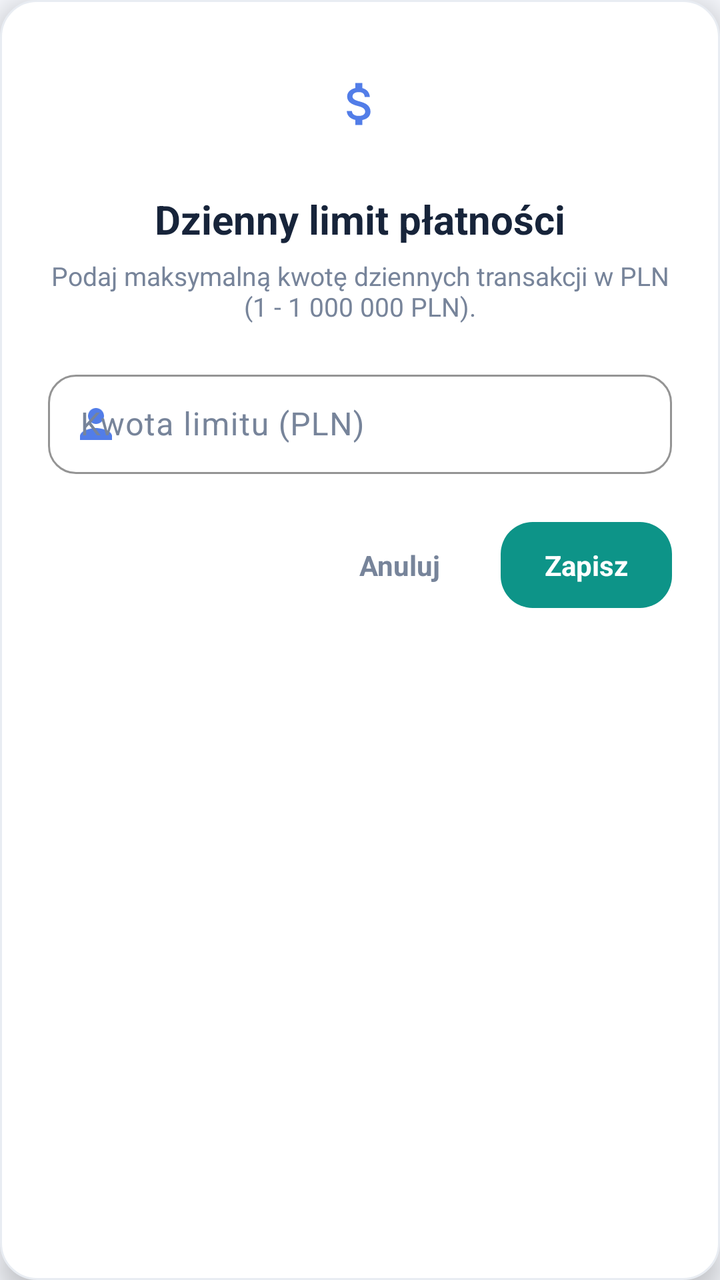
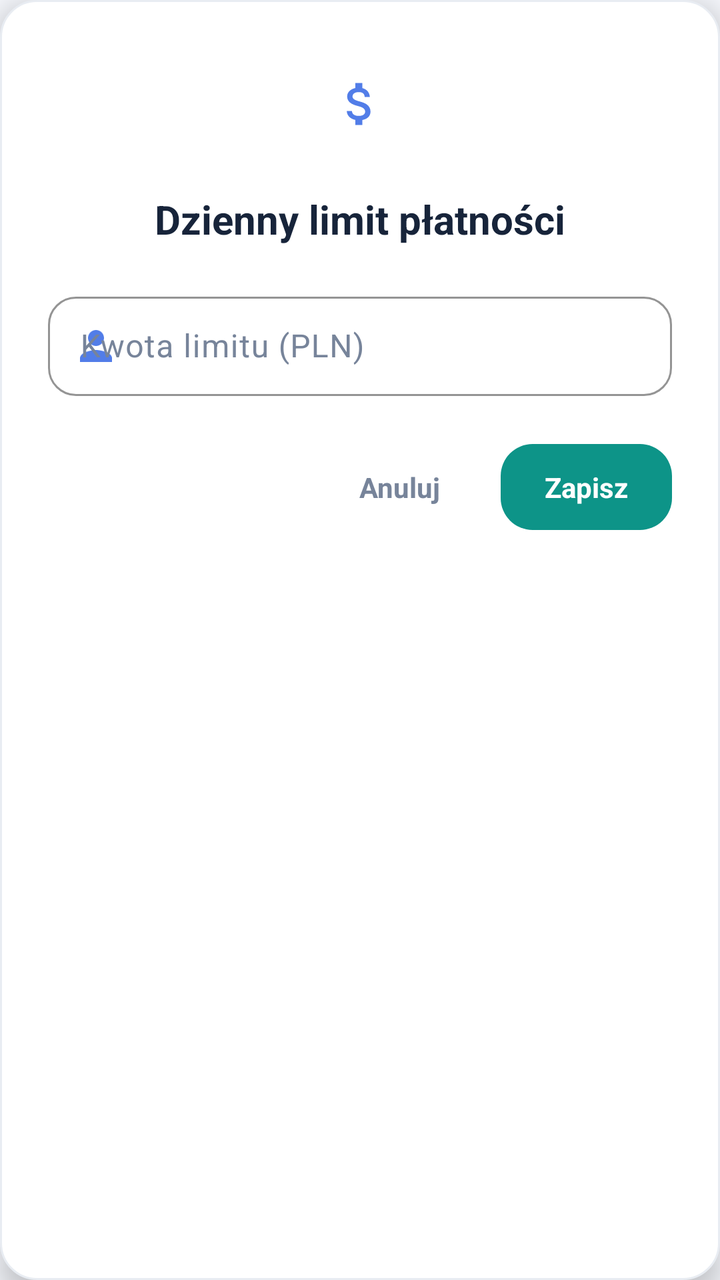

An Android layout rendered at two revisions. The XML below is the earlier revision; the diff shows what the commit changed to produce the second picture.
<!-- AndroidManifest.xml: application theme Theme.Bank3 -->
<!-- res/layout/dialog_change_limit.xml -->
<?xml version="1.0" encoding="utf-8"?>
<LinearLayout xmlns:android="http://schemas.android.com/apk/res/android"
    xmlns:app="http://schemas.android.com/apk/res-auto"
    android:id="@+id/dialogLimitRoot"
    android:layout_width="match_parent"
    android:layout_height="wrap_content"
    android:background="@drawable/bg_quick_action"
    android:elevation="8dp"
    android:orientation="vertical"
    android:padding="24dp">

    
    <ImageView
        android:id="@+id/dialogLimitIcon"
        android:layout_width="56dp"
        android:layout_height="56dp"
        android:layout_gravity="center_horizontal"
        android:background="@drawable/bg_nav_inactive"
        android:contentDescription="Ikona limit płatności"
        android:padding="14dp"
        android:src="@drawable/ic_kwota"
        app:tint="@color/theme_accent" />

    
    <TextView
        android:id="@+id/dialogLimitTitle"
        android:layout_width="match_parent"
        android:layout_height="wrap_content"
        android:layout_marginTop="16dp"
        android:gravity="center"
        android:text="Dzienny limit płatności"
        android:textColor="@color/theme_text"
        android:textSize="20sp"
        android:textStyle="bold" />

    
    <TextView
        android:id="@+id/dialogLimitSubtitle"
        android:layout_width="match_parent"
        android:layout_height="wrap_content"
        android:layout_marginTop="6dp"
        android:gravity="center"
        android:text="Podaj maksymalną kwotę dziennych transakcji w PLN (1 - 1 000 000 PLN)."
        android:textColor="@color/theme_text_secondary"
        android:textSize="13sp" />

    
    <com.google.android.material.textfield.TextInputLayout
        android:id="@+id/layoutLimitInput"
        android:layout_width="match_parent"
        android:layout_height="wrap_content"
        android:layout_marginTop="20dp"
        android:hint="Kwota limitu (PLN)"
        android:textColorHint="@color/theme_text_secondary"
        app:boxBackgroundMode="outline"
        app:boxCornerRadiusBottomEnd="14dp"
        app:boxCornerRadiusBottomStart="14dp"
        app:boxCornerRadiusTopEnd="14dp"
        app:boxCornerRadiusTopStart="14dp"
        app:boxStrokeColor="@color/theme_primary"
        app:boxStrokeErrorColor="@color/theme_transaction_negative"
        app:errorIconTint="@color/theme_transaction_negative"
        app:errorTextColor="@color/theme_transaction_negative"
        app:hintTextColor="@color/theme_primary"
        app:startIconDrawable="@drawable/ic_person"
        app:startIconTint="@color/theme_accent">

        <com.google.android.material.textfield.TextInputEditText
            android:id="@+id/editLimitValue"
            android:layout_width="match_parent"
            android:layout_height="wrap_content"
            android:imeOptions="actionDone"
            android:inputType="numberDecimal"
            android:paddingTop="14dp"
            android:paddingBottom="14dp"
            android:singleLine="true"
            android:textColor="@color/theme_text"
            android:textColorHint="@color/theme_text_secondary"
            android:textSize="16sp" />

    </com.google.android.material.textfield.TextInputLayout>

    
    <TextView
        android:id="@+id/txtDialogLimitError"
        android:layout_width="match_parent"
        android:layout_height="wrap_content"
        android:layout_marginTop="8dp"
        android:gravity="center"
        android:textColor="@color/theme_transaction_negative"
        android:textSize="12sp"
        android:visibility="gone" />

    
    <LinearLayout
        android:layout_width="match_parent"
        android:layout_height="wrap_content"
        android:layout_marginTop="24dp"
        android:gravity="end"
        android:orientation="horizontal">

        <TextView
            android:id="@+id/btnDialogLimitCancel"
            android:layout_width="wrap_content"
            android:layout_height="wrap_content"
            android:background="@drawable/bg_nav_inactive"
            android:clickable="true"
            android:focusable="true"
            android:paddingHorizontal="18dp"
            android:paddingVertical="12dp"
            android:text="Anuluj"
            android:textColor="@color/theme_text_secondary"
            android:textSize="14sp"
            android:textStyle="bold" />

        <TextView
            android:id="@+id/btnDialogLimitConfirm"
            android:layout_width="wrap_content"
            android:layout_height="wrap_content"
            android:layout_marginStart="12dp"
            android:background="@drawable/bg_register_button"
            android:clickable="true"
            android:focusable="true"
            android:paddingHorizontal="22dp"
            android:paddingVertical="12dp"
            android:text="Zapisz"
            android:textColor="#FFFFFF"
            android:textSize="14sp"
            android:textStyle="bold" />

    </LinearLayout>

</LinearLayout>
<!-- resources referenced by this layout -->
<resources>
  <color name="theme_accent">#527DE8</color>
  <color name="theme_primary">#2457C5</color>
  <color name="theme_text">#17243A</color>
  <color name="theme_text_secondary">#77849A</color>
  <color name="theme_transaction_negative">#C23A48</color>
  <!-- drawable bg_nav_inactive (drawable) -->
  <?xml version="1.0" encoding="utf-8"?>
  <shape xmlns:android="http://schemas.android.com/apk/res/android">
  
      <corners android:radius="18dp" />
  
      <solid android:color="@color/theme_surface" />
  
  </shape>
  <!-- drawable bg_quick_action (drawable) -->
  <?xml version="1.0" encoding="utf-8"?>
  <shape xmlns:android="http://schemas.android.com/apk/res/android">
  
      <corners android:radius="18dp" />
  
      <solid android:color="@color/theme_surface" />
  
      <stroke
          android:width="1dp"
          android:color="@color/theme_divider" />
  
  </shape>
  <!-- drawable bg_register_button (drawable) -->
  <?xml version="1.0" encoding="utf-8"?>
  <shape xmlns:android="http://schemas.android.com/apk/res/android"
      android:shape="rectangle">
  
      <corners android:radius="16dp" />
  
      <solid android:color="#0D9488" />
  
      <padding
          android:left="8dp"
          android:top="4dp"
          android:right="8dp"
          android:bottom="4dp" />
  
  </shape>
  <!-- drawable ic_kwota (drawable) -->
  <vector xmlns:android="http://schemas.android.com/apk/res/android" android:height="24dp" android:tint="#000000" android:viewportHeight="24" android:viewportWidth="24" android:width="24dp">
        
      <path android:fillColor="@android:color/white" android:pathData="M11.8,10.9c-2.27,-0.59 -3,-1.2 -3,-2.15 0,-1.09 1.01,-1.85 2.7,-1.85 1.78,0 2.44,0.85 2.5,2.1h2.21c-0.07,-1.72 -1.12,-3.3 -3.21,-3.81V3h-3v2.16c-1.94,0.42 -3.5,1.68 -3.5,3.61 0,2.31 1.91,3.46 4.7,4.13 2.5,0.6 3,1.48 3,2.41 0,0.69 -0.49,1.79 -2.7,1.79 -2.06,0 -2.87,-0.92 -2.98,-2.1h-2.2c0.12,2.19 1.76,3.42 3.68,3.83V21h3v-2.15c1.95,-0.37 3.5,-1.5 3.5,-3.55 0,-2.84 -2.43,-3.81 -4.7,-4.4z"/>
      
  </vector>
  <!-- drawable ic_person (drawable) -->
  <vector xmlns:android="http://schemas.android.com/apk/res/android" android:height="24dp" android:tint="#000000" android:viewportHeight="24" android:viewportWidth="24" android:width="24dp">
        
      <path android:fillColor="@android:color/white" android:pathData="M12,12c2.21,0 4,-1.79 4,-4s-1.79,-4 -4,-4 -4,1.79 -4,4 1.79,4 4,4zM12,14c-2.67,0 -8,1.34 -8,4v2h16v-2c0,-2.66 -5.33,-4 -8,-4z"/>
      
  </vector>
  <style name="Theme.Bank3" parent="Base.Theme.Bank3" />
  <color name="theme_surface">#FFFFFF</color>
  <color name="theme_divider">#E8ECF2</color>
  <style name="Base.Theme.Bank3" parent="Theme.Material3.Light.NoActionBar">
  
          <item name="colorPrimary">@color/theme_primary</item>
          <item name="colorOnPrimary">@color/theme_on_primary</item>
  
          <item name="colorSecondary">@color/theme_accent</item>
          <item name="colorOnSecondary">@color/theme_on_primary</item>
  
          <item name="android:colorBackground">@color/theme_background</item>
          <item name="colorSurface">@color/theme_surface</item>
          <item name="colorOnSurface">@color/theme_text</item>
  
          <item name="android:statusBarColor">@color/theme_background</item>
          <item name="android:navigationBarColor">@color/theme_background</item>
  
          <item name="android:windowLightStatusBar">true</item>
          <item name="android:windowLightNavigationBar">true</item>
      </style>
  <color name="theme_on_primary">#FFFFFF</color>
  <color name="theme_background">#F5F7FC</color>
</resources>

<!-- the commit's change to res/layout/dialog_change_limit.xml (unified diff, before → after) -->
@@ -32,17 +32,6 @@
         android:textColor="@color/theme_text"
         android:textSize="20sp"
         android:textStyle="bold" />
-
-    
-    <TextView
-        android:id="@+id/dialogLimitSubtitle"
-        android:layout_width="match_parent"
-        android:layout_height="wrap_content"
-        android:layout_marginTop="6dp"
-        android:gravity="center"
-        android:text="Podaj maksymalną kwotę dziennych transakcji w PLN (1 - 1 000 000 PLN)."
-        android:textColor="@color/theme_text_secondary"
-        android:textSize="13sp" />
 
     
     <com.google.android.material.textfield.TextInputLayout
